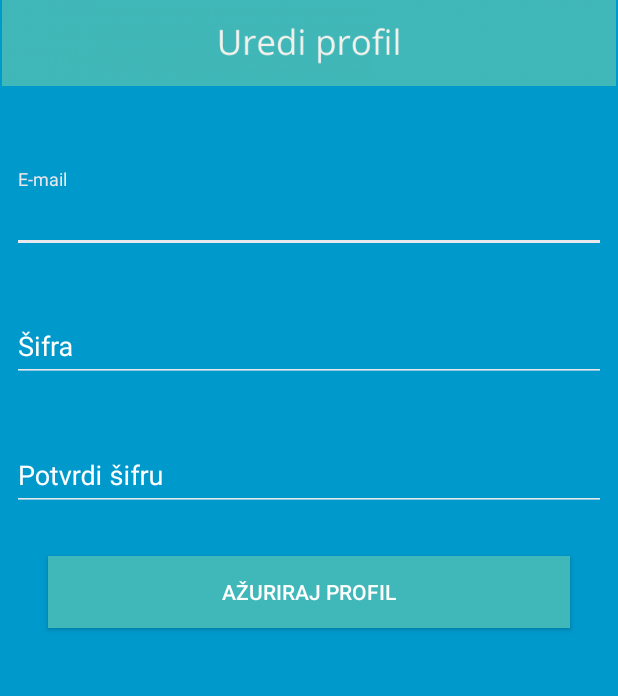
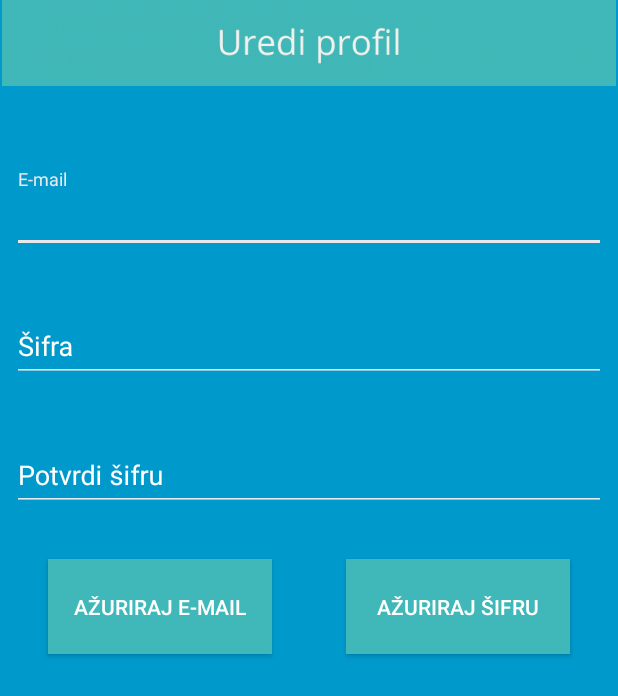
Before and after one commit to harismuha123/payscan-mobile-app-android, an Android app: the layout activity_edit_profile.xml on its own in the app's theme, with its tools: preview values and no code run, on a phone screen of 412 x 824 dp. Shown: the top 696 px of the screen. Run offline under Robolectric (Android 15) with nearby library versions, the phone set to English and light mode, and no system bars.

Commit message:
connected buttons with functions in EditProfileActivity, added Intent to open a browser with the link of the OLX user profile

```diff
--- a/app/src/main/java/ba/edu/ibu/stu/chern0/payscan/ArticleActivity.java
+++ b/app/src/main/java/ba/edu/ibu/stu/chern0/payscan/ArticleActivity.java
@@ -123,4 +123,9 @@ public class ArticleActivity extends AppCompatActivity {
         intent.putExtra("product", product.toString());
         startActivity(intent);
     }
+
+    public void openProfile(View v) {
+        Intent intent = new Intent(Intent.ACTION_VIEW, Uri.parse("https://www.olx.ba/profil/"+sellerText.getText().toString()));
+        startActivity(intent);
+    }
 }
--- a/app/src/main/res/layout/activity_article.xml
+++ b/app/src/main/res/layout/activity_article.xml
@@ -104,6 +104,7 @@
         android:background="@drawable/rounded_corner"
         android:gravity="right|center"
         android:maxLines="70"
+        android:onClick="openProfile"
         android:paddingEnd="16dp"
         android:paddingRight="16dp"
         android:scrollbars="vertical"
--- a/app/src/main/res/layout/activity_edit_profile.xml
+++ b/app/src/main/res/layout/activity_edit_profile.xml
@@ -69,20 +69,16 @@
     </android.support.design.widget.TextInputLayout>
 
     <Button
-        android:id="@+id/updateProfileButton"
-        android:layout_width="0dp"
-        android:layout_height="wrap_content"
-        android:layout_marginEnd="32dp"
+        android:id="@+id/updateEmailButton"
+        android:layout_width="149dp"
+        android:layout_height="63dp"
         android:layout_marginLeft="32dp"
-        android:layout_marginRight="32dp"
         android:layout_marginStart="32dp"
-        android:layout_marginTop="30dp"
+        android:layout_marginTop="32dp"
         android:background="#40B7B8"
-        android:onClick="updateProfile"
-        android:text="Ažuriraj profil"
+        android:onClick="updateEmail"
+        android:text="Ažuriraj e-mail"
         android:textColor="#ffffff"
-        app:layout_constraintEnd_toEndOf="parent"
-        app:layout_constraintHorizontal_bias="0.488"
         app:layout_constraintStart_toStartOf="parent"
         app:layout_constraintTop_toBottomOf="@+id/confirmPasswordField" />
 
@@ -110,4 +106,18 @@
             android:textColor="#ffffff"
             android:textColorHint="#ffffff" />
     </android.support.design.widget.TextInputLayout>
+
+    <Button
+        android:id="@+id/updatePasswordButton"
+        android:layout_width="149dp"
+        android:layout_height="63dp"
+        android:layout_marginEnd="32dp"
+        android:layout_marginRight="32dp"
+        android:layout_marginTop="32dp"
+        android:background="#40B7B8"
+        android:onClick="updatePassword"
+        android:text="Ažuriraj šifru"
+        android:textColor="#ffffff"
+        app:layout_constraintEnd_toEndOf="parent"
+        app:layout_constraintTop_toBottomOf="@+id/confirmPasswordField" />
 </android.support.constraint.ConstraintLayout>
```
